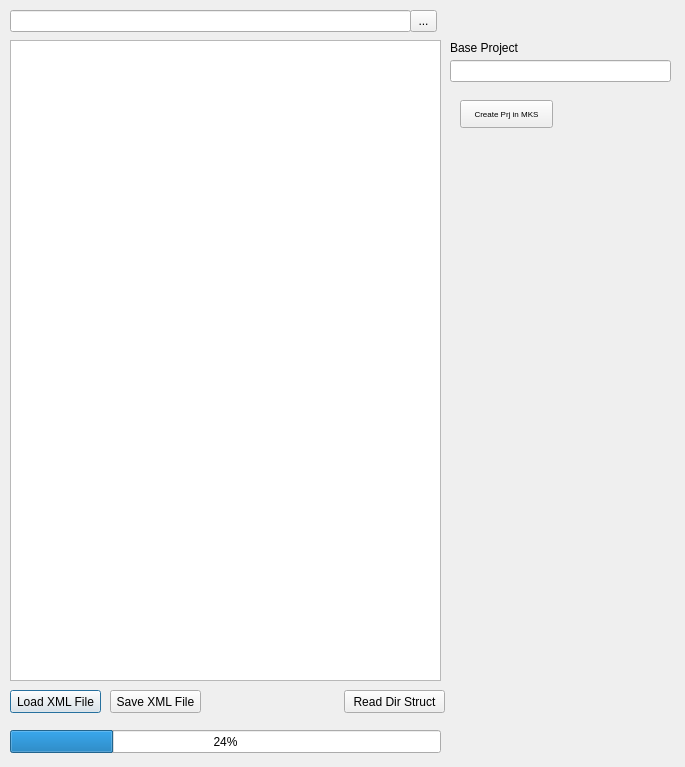
The window that maindialog.ui (dmmacs/Integrity_Folder_Structure) describes before a commit, drawn with Qt 5.
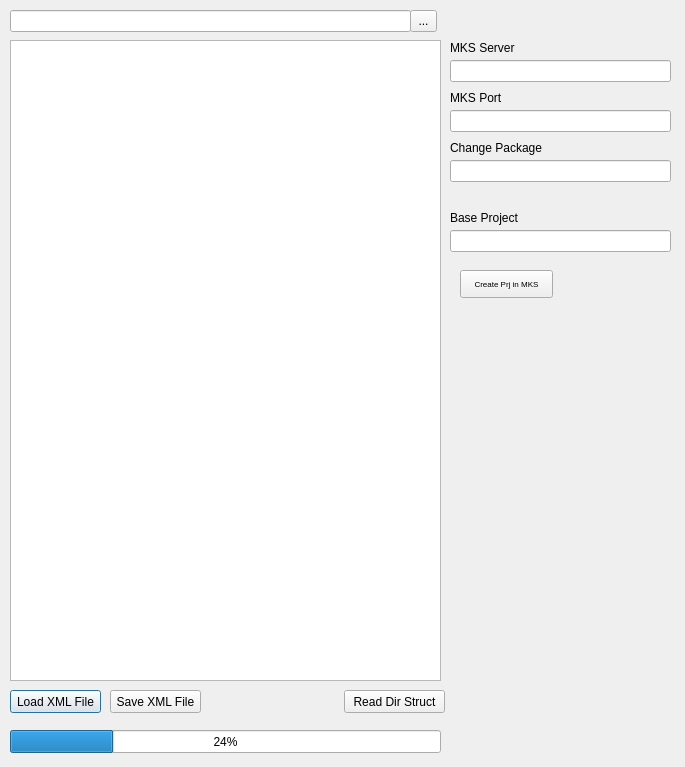
The same window after the commit. Custom widgets are drawn as their Qt base class.

Commit message:
Command line prepped
Got the command line working, ready to start submitting projects. The
recursive call through the tree is working, now to build the command
line command and execute.

```diff
--- a/maindialog.ui
+++ b/maindialog.ui
@@ -79,7 +79,7 @@
    <property name="geometry">
     <rect>
      <x>450</x>
-     <y>60</y>
+     <y>230</y>
      <width>221</width>
      <height>22</height>
     </rect>
@@ -102,7 +102,7 @@
    <property name="geometry">
     <rect>
      <x>450</x>
-     <y>40</y>
+     <y>210</y>
      <width>221</width>
      <height>16</height>
     </rect>
@@ -115,7 +115,7 @@
    <property name="geometry">
     <rect>
      <x>460</x>
-     <y>100</y>
+     <y>270</y>
      <width>93</width>
      <height>28</height>
     </rect>
@@ -142,6 +142,84 @@
     <string>...</string>
    </property>
   </widget>
+  <widget class="QLabel" name="label_2">
+   <property name="geometry">
+    <rect>
+     <x>450</x>
+     <y>40</y>
+     <width>221</width>
+     <height>16</height>
+    </rect>
+   </property>
+   <property name="text">
+    <string>MKS Server</string>
+   </property>
+  </widget>
+  <widget class="MyLineEditClass" name="mks_serveredit">
+   <property name="geometry">
+    <rect>
+     <x>450</x>
+     <y>60</y>
+     <width>221</width>
+     <height>22</height>
+    </rect>
+   </property>
+   <property name="text">
+    <string/>
+   </property>
+  </widget>
+  <widget class="QLabel" name="label_3">
+   <property name="geometry">
+    <rect>
+     <x>450</x>
+     <y>90</y>
+     <width>221</width>
+     <height>16</height>
+    </rect>
+   </property>
+   <property name="text">
+    <string>MKS Port</string>
+   </property>
+  </widget>
+  <widget class="MyLineEditClass" name="mks_portedit">
+   <property name="geometry">
+    <rect>
+     <x>450</x>
+     <y>110</y>
+     <width>221</width>
+     <height>22</height>
+    </rect>
+   </property>
+   <property name="text">
+    <string/>
+   </property>
+  </widget>
+  <widget class="QLabel" name="label_4">
+   <property name="geometry">
+    <rect>
+     <x>450</x>
+     <y>140</y>
+     <width>221</width>
+     <height>16</height>
+    </rect>
+   </property>
+   <property name="text">
+    <string>Change Package</string>
+   </property>
+  </widget>
+  <widget class="MyLineEditClass" name="changePackageEdit">
+   <property name="geometry">
+    <rect>
+     <x>450</x>
+     <y>160</y>
+     <width>221</width>
+     <height>22</height>
+    </rect>
+   </property>
+   <property name="text">
+    <string/>
+   </property>
+  </widget>
  </widget>
  <layoutdefault spacing="6" margin="11"/>
  <customwidgets>
```
The commit also changes 2 other files.
